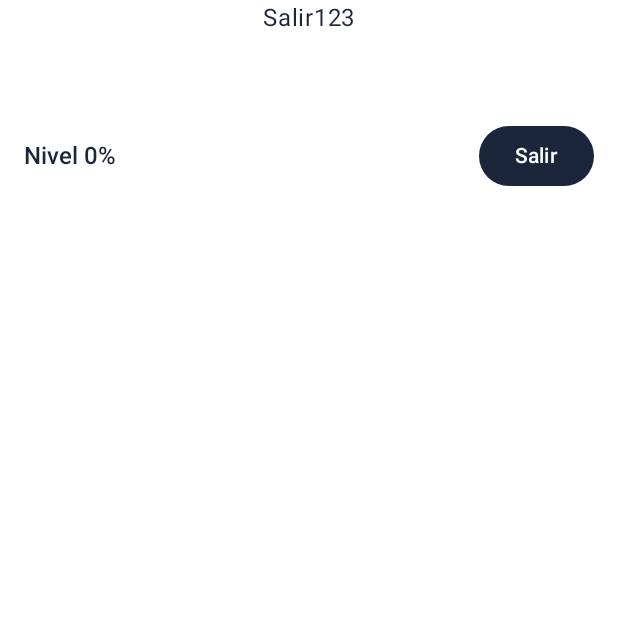
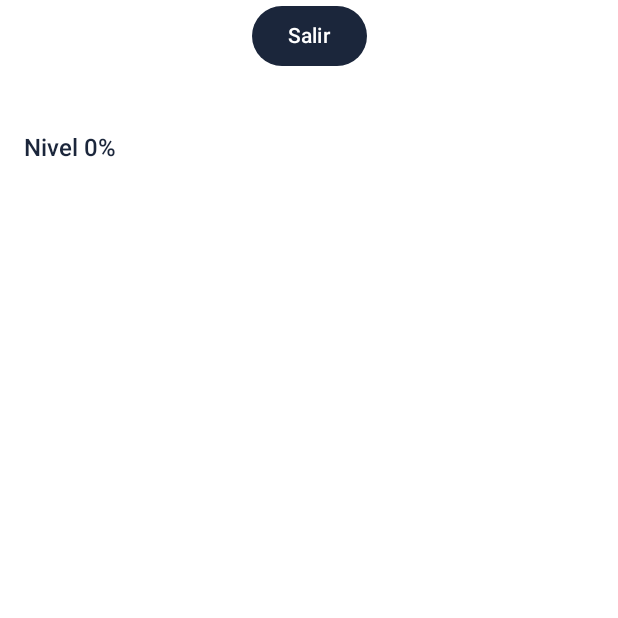
Before and after one commit to NegK01/Lerna, an Android app built with Jetpack Compose: the composable GameHUDBase shown on its own in the app's theme, on a phone screen of 412 x 824 dp, the top half of it. Run offline under Robolectric (Android 15) with nearby library versions, the phone set to English and light mode, and no system bars; 1 statement that could not run was skipped.

Commit message:
feat(app): migrate project structure to Jetpack Compose
- Replace fragments/XML with pure Jetpack Compose architecture
- Add GameActivity and PreGameActivity as independent entry points
- Introduce GameRegistry for centralized game registration
- Add base UI container GameHUDBase for HUD, overlays, and modals
- Implement initial games: MemoryMatrix and SpeedMatch with ViewModels
- Update HomeScreen cards to launch PreGameActivity and GameActivity
- Add assets/games.json and GameRepository for game metadata
- Update themes, strings, and build configuration for Compose-only setup

```diff
--- a/app/src/main/java/com/negk/lerna/ui/game/GameHUDBase.kt
+++ b/app/src/main/java/com/negk/lerna/ui/game/GameHUDBase.kt
@@ -1,5 +1,6 @@
 package com.negk.lerna.ui.game
 
+import android.text.style.BackgroundColorSpan
 import androidx.compose.foundation.background
 import androidx.compose.foundation.clickable
 import androidx.compose.foundation.layout.*
@@ -33,14 +34,16 @@ fun GameHUDBase(
             modifier = Modifier.fillMaxSize(),
             horizontalAlignment = Alignment.CenterHorizontally
         ) {
-            Text(text = "Salir123")
+            Button(onClick = onExitClick) {
+                Text(text = "Salir")
+            }
 
             Spacer(modifier = Modifier.height(20.dp))
 
             // Contenido principal del juego
             gameContent()
 
-            Spacer(modifier = Modifier.height(20.dp))
+            Spacer(modifier = Modifier.height(5.dp))
 
             // Barra de progreso / HUD superior
             Row(
@@ -51,9 +54,6 @@ fun GameHUDBase(
                 verticalAlignment = Alignment.CenterVertically
             ) {
                 Text(text = "Nivel ${(levelProgress * 100).toInt()}%", style = MaterialTheme.typography.titleMedium)
-                Button(onClick = onExitClick) {
-                    Text(text = "Salir")
-                }
             }
         }
 
--- a/app/src/main/java/com/negk/lerna/ui/screens/home/components/DailyProgramCard.kt
+++ b/app/src/main/java/com/negk/lerna/ui/screens/home/components/DailyProgramCard.kt
@@ -1,11 +1,8 @@
 package com.negk.lerna.ui.screens.home.components
 
 import androidx.compose.foundation.Image
-import androidx.compose.foundation.interaction.MutableInteractionSource
 import androidx.compose.foundation.clickable
 import androidx.compose.foundation.layout.*
-import androidx.compose.foundation.shape.RoundedCornerShape
-import androidx.compose.material3.ButtonDefaults
 import androidx.compose.runtime.remember
 import androidx.compose.ui.Alignment
 import androidx.compose.ui.Modifier
@@ -14,7 +11,6 @@ import androidx.compose.ui.text.style.TextAlign
 import androidx.compose.ui.unit.Dp
 import androidx.compose.ui.unit.dp
 import com.negk.lerna.R
-import androidx.compose.material3.Button
 import androidx.compose.material3.MaterialTheme
 import androidx.compose.material3.Text
 import androidx.compose.runtime.Composable
```
Also changed, not shown: app/src/main/java/com/negk/lerna/ui/screens/home/components/RecommendedGameCard.kt (+0 -15 lines).
